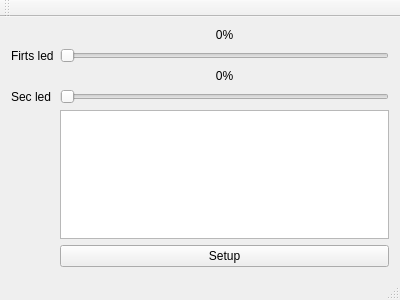
Before: the Qt Designer form LedTest/mainwindow.ui in kee-reel/PLAG, drawn with Qt 5.
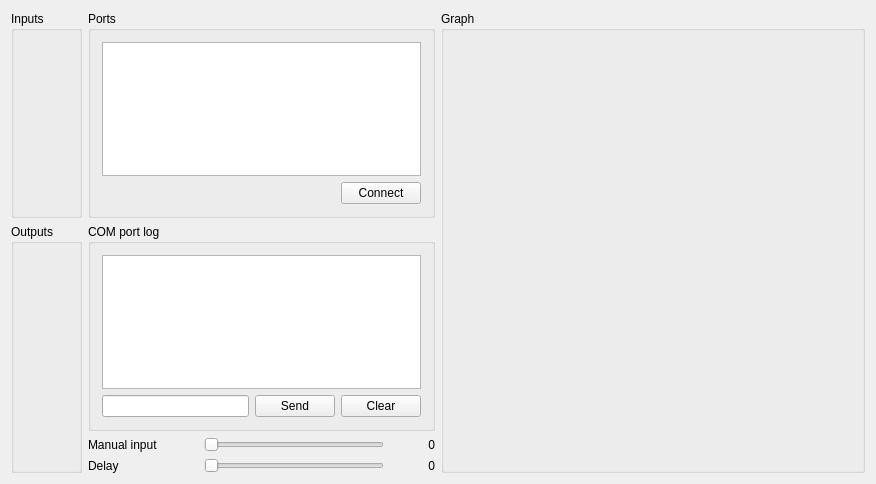
After: the same form once the commit is applied. Custom widgets are drawn as their Qt base class.

The edit to the form file:
```diff
--- a/LedTest/mainwindow.ui
+++ b/LedTest/mainwindow.ui
@@ -6,83 +6,215 @@
    <rect>
     <x>0</x>
     <y>0</y>
-    <width>400</width>
-    <height>300</height>
+    <width>876</width>
+    <height>484</height>
    </rect>
   </property>
   <property name="windowTitle">
    <string>MainWindow</string>
   </property>
   <widget class="QWidget" name="centralWidget">
-   <layout class="QVBoxLayout" name="verticalLayout">
+   <layout class="QHBoxLayout" name="horizontalLayout_5">
     <item>
-     <layout class="QFormLayout" name="formLayout">
+     <layout class="QGridLayout" name="gridLayout_3">
+      <item row="0" column="0">
+       <widget class="QGroupBox" name="groupBoxInputs">
+        <property name="title">
+         <string>Inputs</string>
+        </property>
+        <layout class="QGridLayout" name="gridLayout"/>
+       </widget>
+      </item>
       <item row="0" column="1">
-       <widget class="QLabel" name="label_3">
-        <property name="text">
-         <string>0%</string>
+       <widget class="QGroupBox" name="groupBox_2">
+        <property name="title">
+         <string>Ports</string>
         </property>
-        <property name="alignment">
-         <set>Qt::AlignCenter</set>
-        </property>
+        <layout class="QVBoxLayout" name="verticalLayout">
+         <item>
+          <widget class="QTableView" name="tableView"/>
+         </item>
+         <item>
+          <layout class="QHBoxLayout" name="horizontalLayout">
+           <item>
+            <spacer name="horizontalSpacer">
+             <property name="orientation">
+              <enum>Qt::Horizontal</enum>
+             </property>
+             <property name="sizeHint" stdset="0">
+              <size>
+               <width>40</width>
+               <height>20</height>
+              </size>
+             </property>
+            </spacer>
+           </item>
+           <item>
+            <widget class="QPushButton" name="buttonSetup">
+             <property name="text">
+              <string>Connect</string>
+             </property>
+            </widget>
+           </item>
+          </layout>
+         </item>
+        </layout>
+        <zorder>tableView</zorder>
+        <zorder></zorder>
        </widget>
       </item>
       <item row="1" column="0">
-       <widget class="QLabel" name="label">
-        <property name="text">
-         <string>Firts led</string>
+       <widget class="QGroupBox" name="groupBoxOutputs">
+        <property name="title">
+         <string>Outputs</string>
         </property>
+        <layout class="QGridLayout" name="gridLayout_2"/>
        </widget>
       </item>
       <item row="1" column="1">
-       <widget class="QSlider" name="horizontalSlider">
-        <property name="maximum">
-         <number>100</number>
-        </property>
-        <property name="orientation">
-         <enum>Qt::Horizontal</enum>
-        </property>
-       </widget>
-      </item>
-      <item row="2" column="1">
-       <widget class="QLabel" name="label_4">
-        <property name="text">
-         <string>0%</string>
-        </property>
-        <property name="alignment">
-         <set>Qt::AlignCenter</set>
-        </property>
-       </widget>
-      </item>
-      <item row="3" column="0">
-       <widget class="QLabel" name="label_2">
-        <property name="text">
-         <string>Sec led</string>
-        </property>
-       </widget>
-      </item>
-      <item row="3" column="1">
-       <widget class="QSlider" name="horizontalSlider_2">
-        <property name="maximum">
-         <number>100</number>
-        </property>
-        <property name="orientation">
-         <enum>Qt::Horizontal</enum>
-        </property>
-       </widget>
-      </item>
-      <item row="4" column="1">
-       <widget class="QTableView" name="tableView"/>
-      </item>
-      <item row="5" column="1">
-       <widget class="QPushButton" name="buttonSetup">
-        <property name="text">
-         <string>Setup</string>
-        </property>
-       </widget>
+       <layout class="QVBoxLayout" name="verticalLayout_3">
+        <item>
+         <widget class="QGroupBox" name="groupBox_3">
+          <property name="title">
+           <string>COM port log</string>
+          </property>
+          <layout class="QHBoxLayout" name="horizontalLayout_4">
+           <item>
+            <layout class="QVBoxLayout" name="verticalLayout_2">
+             <item>
+              <widget class="QTextEdit" name="textPortLog"/>
+             </item>
+             <item>
+              <layout class="QHBoxLayout" name="horizontalLayout_2">
+               <item>
+                <widget class="QLineEdit" name="lineMessage"/>
+               </item>
+               <item>
+                <widget class="QPushButton" name="buttonSend">
+                 <property name="text">
+                  <string>Send</string>
+                 </property>
+                </widget>
+               </item>
+               <item>
+                <widget class="QPushButton" name="pushButton">
+                 <property name="text">
+                  <string>Clear</string>
+                 </property>
+                </widget>
+               </item>
+              </layout>
+             </item>
+            </layout>
+           </item>
+          </layout>
+         </widget>
+        </item>
+        <item>
+         <layout class="QGridLayout" name="gridLayout_4">
+          <item row="0" column="0">
+           <widget class="QLabel" name="label">
+            <property name="minimumSize">
+             <size>
+              <width>110</width>
+              <height>0</height>
+             </size>
+            </property>
+            <property name="text">
+             <string>Manual input</string>
+            </property>
+           </widget>
+          </item>
+          <item row="0" column="1">
+           <widget class="QSlider" name="horizontalSliderHorizontal">
+            <property name="maximum">
+             <number>100</number>
+            </property>
+            <property name="orientation">
+             <enum>Qt::Horizontal</enum>
+            </property>
+           </widget>
+          </item>
+          <item row="1" column="0">
+           <widget class="QLabel" name="label_2">
+            <property name="minimumSize">
+             <size>
+              <width>110</width>
+              <height>0</height>
+             </size>
+            </property>
+            <property name="text">
+             <string>Delay</string>
+            </property>
+           </widget>
+          </item>
+          <item row="0" column="2">
+           <widget class="QLabel" name="label_3">
+            <property name="minimumSize">
+             <size>
+              <width>45</width>
+              <height>0</height>
+             </size>
+            </property>
+            <property name="text">
+             <string>0</string>
+            </property>
+            <property name="alignment">
+             <set>Qt::AlignRight|Qt::AlignTrailing|Qt::AlignVCenter</set>
+            </property>
+           </widget>
+          </item>
+          <item row="1" column="1">
+           <widget class="QSlider" name="horizontalSlider">
+            <property name="maximum">
+             <number>999</number>
+            </property>
+            <property name="orientation">
+             <enum>Qt::Horizontal</enum>
+            </property>
+           </widget>
+          </item>
+          <item row="1" column="2">
+           <widget class="QLabel" name="label_4">
+            <property name="minimumSize">
+             <size>
+              <width>45</width>
+              <height>0</height>
+             </size>
+            </property>
+            <property name="text">
+             <string>0</string>
+            </property>
+            <property name="alignment">
+             <set>Qt::AlignRight|Qt::AlignTrailing|Qt::AlignVCenter</set>
+            </property>
+           </widget>
+          </item>
+         </layout>
+        </item>
+       </layout>
       </item>
      </layout>
     </item>
+    <item>
+     <widget class="QGroupBox" name="groupBox_4">
+      <property name="title">
+       <string>Graph</string>
+      </property>
+      <layout class="QVBoxLayout" name="verticalLayout_4">
+       <item>
+        <widget class="QCustomPlot" name="customPlot" native="true">
+         <property name="sizePolicy">
+          <sizepolicy hsizetype="Expanding" vsizetype="Expanding">
+           <horstretch>0</horstretch>
+           <verstretch>0</verstretch>
+          </sizepolicy>
+         </property>
+        </widget>
+       </item>
+      </layout>
+     </widget>
+    </item>
    </layout>
   </widget>
   <widget class="QMenuBar" name="menuBar">
@@ -95,17 +227,16 @@
     </rect>
    </property>
   </widget>
-  <widget class="QToolBar" name="mainToolBar">
-   <attribute name="toolBarArea">
-    <enum>TopToolBarArea</enum>
-   </attribute>
-   <attribute name="toolBarBreak">
-    <bool>false</bool>
-   </attribute>
-  </widget>
-  <widget class="QStatusBar" name="statusBar"/>
  </widget>
  <layoutdefault spacing="6" margin="11"/>
+ <customwidgets>
+  <customwidget>
+   <class>QCustomPlot</class>
+   <extends>QWidget</extends>
+   <header>qcustomplot.h</header>
+   <container>1</container>
+  </customwidget>
+ </customwidgets>
  <resources/>
  <connections/>
 </ui>
```
Left out of the diff: 53 changed lines with no effect on the pictures.
